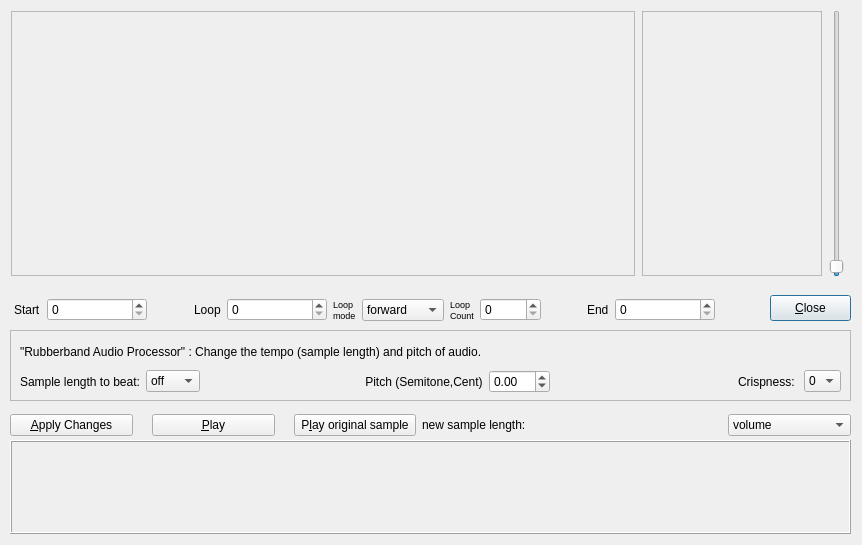
The window that src/gui/src/SampleEditor/SampleEditor_UI.ui (hydrogen-music/hydrogen) describes before a commit, drawn with Qt 5.
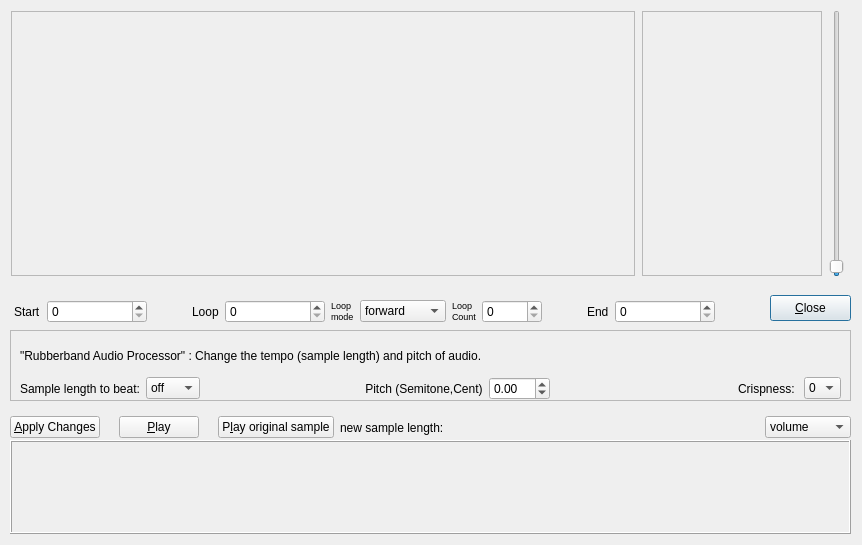
The same window after the commit.

Commit message: Improved spacing for translated labels

```diff
--- a/src/gui/src/SampleEditor/SampleEditor_UI.ui
+++ b/src/gui/src/SampleEditor/SampleEditor_UI.ui
@@ -51,7 +51,7 @@
      <x>14</x>
      <y>295</y>
      <width>701</width>
-     <height>30</height>
+     <height>33</height>
     </rect>
    </property>
    <layout class="QHBoxLayout" name="spinboxesLayout">
@@ -130,7 +130,7 @@
      <widget class="QComboBox" name="ProcessingTypeComboBox">
       <property name="minimumSize">
        <size>
-        <width>82</width>
+        <width>86</width>
         <height>0</height>
        </size>
       </property>
@@ -228,7 +228,7 @@
     <rect>
      <x>10</x>
      <y>10</y>
-     <width>836</width>
+     <width>838</width>
      <height>267</height>
     </rect>
    </property>
@@ -313,7 +313,7 @@
       <x>10</x>
       <y>10</y>
       <width>821</width>
-      <height>53</height>
+      <height>60</height>
      </rect>
     </property>
     <layout class="QVBoxLayout" name="verticalLayout">
@@ -689,7 +689,7 @@
      <x>10</x>
      <y>410</y>
      <width>841</width>
-     <height>30</height>
+     <height>35</height>
     </rect>
    </property>
    <layout class="QHBoxLayout" name="horizontalLayout_3">
@@ -759,11 +759,24 @@
       </property>
      </widget>
     </item>
+    <item>
+     <spacer name="horizontalSpacer_6">
+      <property name="orientation">
+       <enum>Qt::Horizontal</enum>
+      </property>
+      <property name="sizeHint" stdset="0">
+       <size>
+        <width>40</width>
+        <height>20</height>
+       </size>
+      </property>
+     </spacer>
+    </item>
     <item>
      <widget class="QComboBox" name="EditTypeComboBox">
       <property name="minimumSize">
        <size>
-        <width>60</width>
+        <width>80</width>
         <height>0</height>
        </size>
       </property>
```
Left out of the diff: 2 changed lines with no effect on the pictures. The commit also changes 4 other files.
